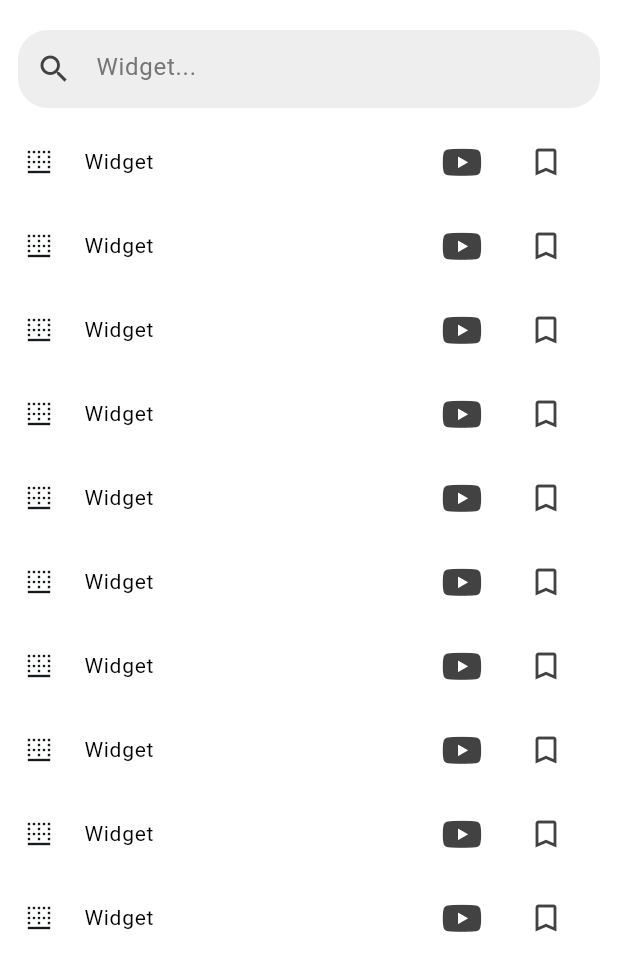
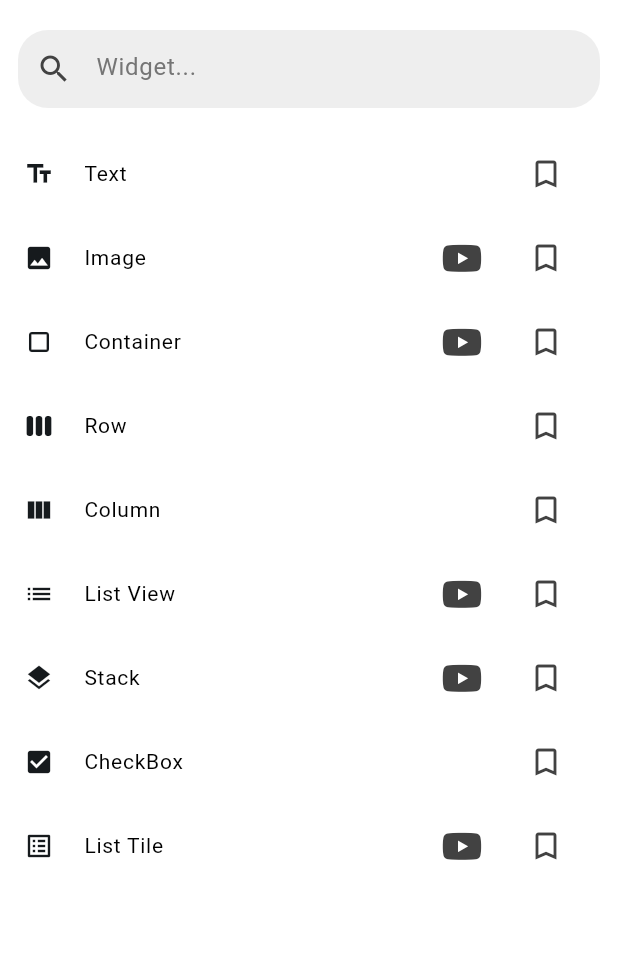
Before and after one commit to dariomatias-dev/flutter_guide, a Flutter app: the WidgetsScreen screen opened directly, on a phone screen of 412 x 824 dp. Shown: the top 971 px of the screen. Run offline on Flutter 3.47's test engine with Material 3 defaults, Android fonts, the phone set to English and light mode, and no system bars; our stand-ins replace font_awesome_flutter, package_info_plus, shared_preferences; missing offline and left inert: salomon_bottom_bar_extend; accounts and stored records are empty.

Commit message:
feat(lib/src): created variable that will store all the widgets from the widget screen and implemented
- Variable responsible for storing all the widgets from the created widget screen.
- Widgets variable added to the widget screen.
- Added feature to open YouTube link (when available) in the widget card.
- Widget card converted to StatelessWidget.

```diff
--- /dev/null
+++ b/lib/src/core/constants/widgets.dart
@@ -0,0 +1,47 @@
+import 'package:flutter/material.dart';
+
+import 'package:flutter_guide/src/shared/models/widget_model.dart';
+
+const widgets = <WidgetModel>[
+  WidgetModel(
+    name: 'Text',
+    icon: Icons.text_fields,
+  ),
+  WidgetModel(
+    name: 'Image',
+    icon: Icons.image,
+    youtubeLink: '7oIAs-0G4mw?si=Ay5lAKDi1TIZxcwN',
+  ),
+  WidgetModel(
+    name: 'Container',
+    icon: Icons.crop_square,
+    youtubeLink: 'c1xLMaTUWCY?si=PrsjqoW2tDReZUxp',
+  ),
+  WidgetModel(
+    name: 'Row',
+    icon: Icons.view_week,
+  ),
+  WidgetModel(
+    name: 'Column',
+    icon: Icons.view_column,
+  ),
+  WidgetModel(
+    name: 'List View',
+    icon: Icons.list,
+    youtubeLink: 'KJpkjHGiI5A?si=MJEvCI9lL4kFg03_',
+  ),
+  WidgetModel(
+    name: 'Stack',
+    icon: Icons.layers,
+    youtubeLink: 'liEGSeD3Zt8?si=kn6VHbJgeHzG6C_N',
+  ),
+  WidgetModel(
+    name: 'CheckBox',
+    icon: Icons.check_box,
+  ),
+  WidgetModel(
+    name: 'List Tile',
+    icon: Icons.list_alt,
+    youtubeLink: 'l8dj0yPBvgQ?si=3mUG7NVusfY126bs',
+  ),
+];
--- a/lib/src/features/widgets/widgets_screen.dart
+++ b/lib/src/features/widgets/widgets_screen.dart
@@ -1,4 +1,5 @@
 import 'package:flutter/material.dart';
+import 'package:flutter_guide/src/core/constants/widgets.dart';
 
 import 'package:flutter_guide/src/core/flutter_guide_colors.dart';
 
@@ -44,10 +45,14 @@ class _WidgetsScreenState extends State<WidgetsScreen> {
               ),
             ),
           ),
-          const SizedBox(height: 8.0),
-          ...List.generate(10, (index) {
-            return const CardWidget(
-              title: 'Widget',
+          const SizedBox(height: 16.0),
+          ...List.generate(widgets.length, (index) {
+            final widget = widgets[index];
+
+            return CardWidget(
+              icon: widget.icon,
+              title: widget.name,
+              youtubeLink: widget.youtubeLink,
             );
           })
         ],
--- /dev/null
+++ b/lib/src/shared/models/widget_model.dart
@@ -0,0 +1,13 @@
+import 'package:flutter/material.dart';
+
+class WidgetModel {
+  const WidgetModel({
+    required this.name,
+    required this.icon,
+    this.youtubeLink,
+  });
+
+  final String name;
+  final IconData icon;
+  final String? youtubeLink;
+}
--- a/lib/src/shared/widgets/card_widget.dart
+++ b/lib/src/shared/widgets/card_widget.dart
@@ -1,35 +1,36 @@
-import 'dart:math';
-
 import 'package:flutter/material.dart';
 import 'package:font_awesome_flutter/font_awesome_flutter.dart';
 
+import 'package:flutter_guide/src/shared/utils/open_url.dart';
 import 'package:flutter_guide/src/shared/widgets/list_tile_item_widget.dart';
 
-class CardWidget extends StatefulWidget {
+class CardWidget extends StatelessWidget {
   const CardWidget({
     super.key,
+    required this.icon,
     required this.title,
+    this.youtubeLink,
   });
 
+  final IconData icon;
   final String title;
-
-  @override
-  State<CardWidget> createState() => _CardWidgetState();
-}
-
-class _CardWidgetState extends State<CardWidget> {
-  final showYouTubeIcon = Random().nextInt(3) == 1;
+  final String? youtubeLink;
 
   @override
   Widget build(BuildContext context) {
     return ListTileItemWidget(
       onTap: () {},
-      title: widget.title,
-      icon: Icons.border_bottom,
+      title: title,
+      icon: icon,
       trailingWidgets: [
-        if (true)
+        if (youtubeLink != null)
           IconButton(
-            onPressed: () {},
+            onPressed: () {
+              openURL(
+                () => context,
+                'https://youtu.be/${youtubeLink!}',
+              );
+            },
             icon: FaIcon(
               FontAwesomeIcons.youtube,
               color: Theme.of(context).colorScheme.tertiary,
```
